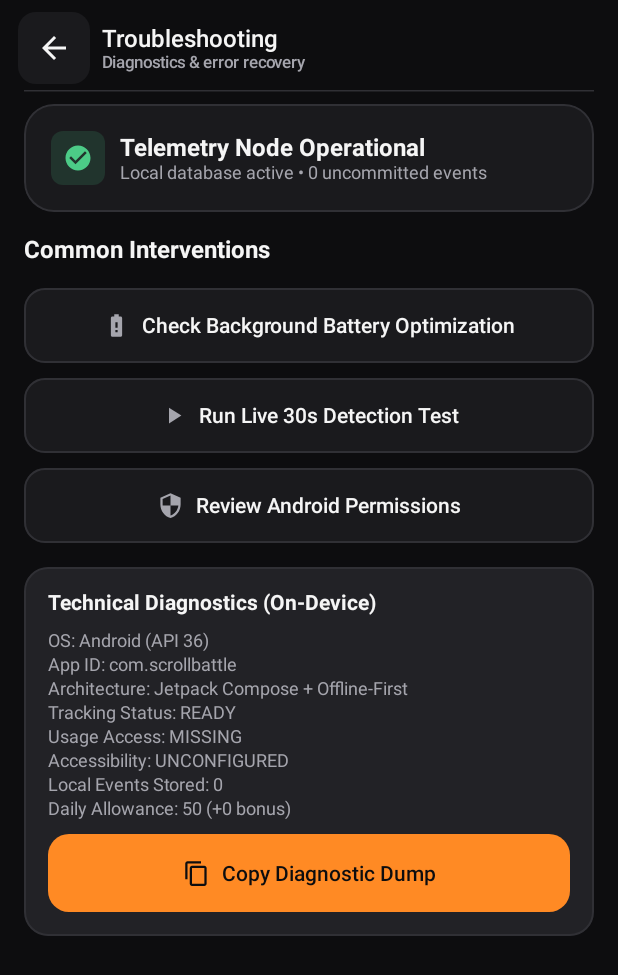
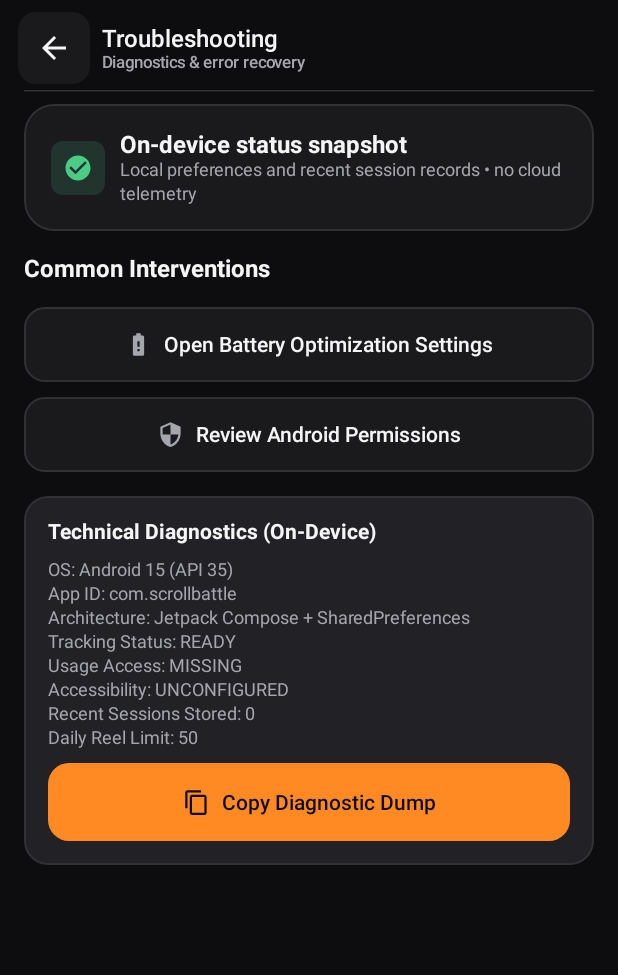
Before and after one commit to NIKHILSINGLAT/ScrollBattle, an Android app built with Jetpack Compose: the composable TroubleshootingScreen shown on its own in the app's theme, on a phone screen of 412 x 824 dp. Shown: the top 975 px of the screen. Run offline under Robolectric (Android 15) with nearby library versions, the phone set to English and light mode, and no system bars; our stand-ins replace Navigation 3.

Commit message:
ui: replace fabricated troubleshooting telemetry with truthful local diagnostics

```diff
--- a/app/src/main/java/com/scrollbattle/ui/screens/TroubleshootingScreen.kt
+++ b/app/src/main/java/com/scrollbattle/ui/screens/TroubleshootingScreen.kt
@@ -83,13 +83,13 @@ fun TroubleshootingScreen(
                             }
                             Column {
                                 Text(
-                                    text = "Telemetry Node Operational",
+                                    text = "On-device status snapshot",
                                     style = MaterialTheme.typography.titleMedium,
                                     fontWeight = FontWeight.Bold,
                                     color = TextPrimary
                                 )
                                 Text(
-                                    text = "Local database active • 0 uncommitted events",
+                                    text = "Local preferences and recent session records • no cloud telemetry",
                                     style = MaterialTheme.typography.bodySmall,
                                     color = TextSecondary
                                 )
@@ -112,7 +112,7 @@ fun TroubleshootingScreen(
             item {
                 Column(verticalArrangement = Arrangement.spacedBy(10.dp)) {
                     SecondaryActionButton(
-                        text = "Check Background Battery Optimization",
+                        text = "Open Battery Optimization Settings",
                         leadingIcon = Icons.Default.BatteryAlert,
                         onClick = {
                             try {
@@ -121,12 +121,6 @@ fun TroubleshootingScreen(
                                 context.startActivity(Intent(Settings.ACTION_SETTINGS))
                             }
                         }
-                    )
-
-                    SecondaryActionButton(
-                        text = "Run Live 30s Detection Test",
-                        leadingIcon = Icons.Default.PlayArrow,
-                        onClick = onTestDetection
                     )
 
                     SecondaryActionButton(
@@ -157,14 +151,14 @@ fun TroubleshootingScreen(
 
                         Text(
                             text = """
-OS: Android (API 36)
+OS: Android ${android.os.Build.VERSION.RELEASE} (API ${android.os.Build.VERSION.SDK_INT})
 App ID: com.scrollbattle
-Architecture: Jetpack Compose + Offline-First
+Architecture: Jetpack Compose + SharedPreferences
 Tracking Status: ${state.trackingStatus.name}
 Usage Access: ${if (state.usageAccessGranted) "GRANTED" else "MISSING"}
 Accessibility: ${if (state.accessibilityGranted) "ACTIVE" else "UNCONFIGURED"}
-Local Events Stored: ${state.recentSessions.size}
-Daily Allowance: ${state.baseAllowance} (+${state.bonusAllowance} bonus)
+Recent Sessions Stored: ${state.recentSessions.size}
+Daily Reel Limit: ${state.totalAllowance}
 """.trimIndent(),
                             style = MaterialTheme.typography.bodySmall,
                             color = TextSecondary
```
